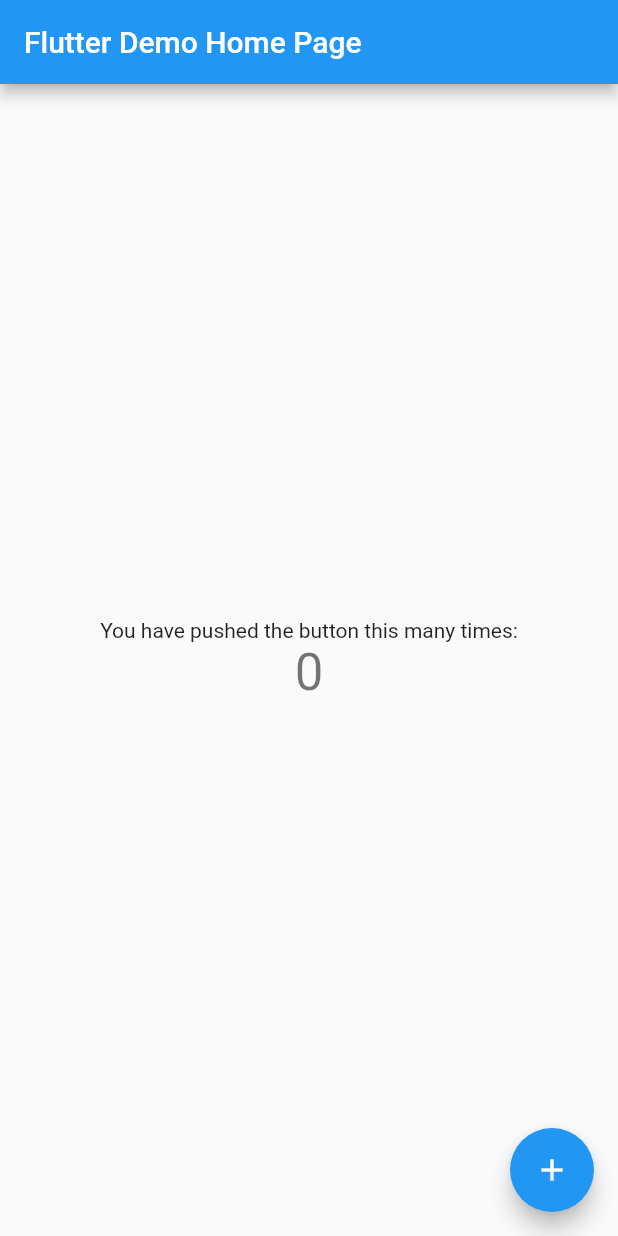
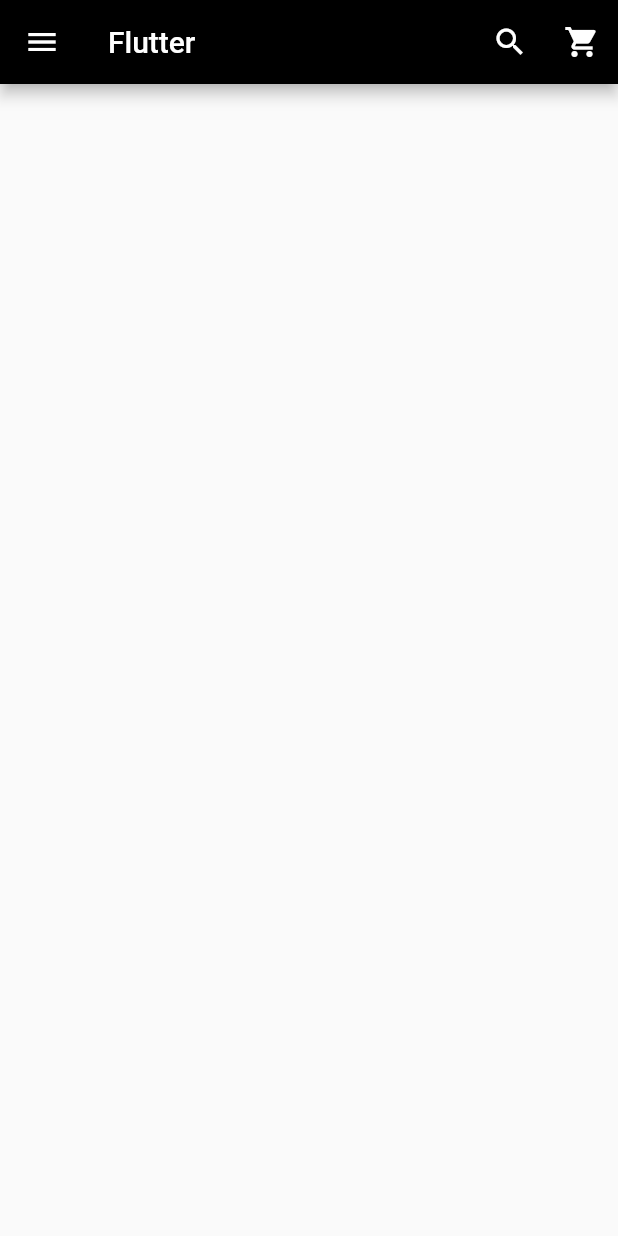
Before and after one commit to MoisesSDelmoro/responsivity-flutter, a Flutter app: the screen it shows after launch, on a phone screen of 412 x 824 dp. Run offline on Flutter 3.47's test engine with Material 2 defaults, Android fonts, the phone set to English and light mode, and no system bars.

Commit message:
create mobile app bar

```diff
--- a/lib/main.dart
+++ b/lib/main.dart
@@ -1,4 +1,5 @@
 import 'package:flutter/material.dart';
+import 'package:responsividadeflutter/pages/home/home_page.dart';
 
 void main() {
   runApp(const MyApp());
@@ -7,109 +8,14 @@
 class MyApp extends StatelessWidget {
   const MyApp({Key? key}) : super(key: key);
 
-  // This widget is the root of your application.
   @override
   Widget build(BuildContext context) {
     return MaterialApp(
-      title: 'Flutter Demo',
+      title: 'Responsividade Flutter',
       theme: ThemeData(
-        // This is the theme of your application.
-        //
-        // Try running your application with "flutter run". You'll see the
-        // application has a blue toolbar. Then, without quitting the app, try
-        // changing the primarySwatch below to Colors.green and then invoke
-        // "hot reload" (press "r" in the console where you ran "flutter run",
-        // or simply save your changes to "hot reload" in a Flutter IDE).
-        // Notice that the counter didn't reset back to zero; the application
-        // is not restarted.
         primarySwatch: Colors.blue,
       ),
-      home: const MyHomePage(title: 'Flutter Demo Home Page'),
+      home: const HomePage(),
     );
   }
 }
-
-class MyHomePage extends StatefulWidget {
-  const MyHomePage({Key? key, required this.title}) : super(key: key);
-
-  // This widget is the home page of your application. It is stateful, meaning
-  // that it has a State object (defined below) that contains fields that affect
-  // how it looks.
-
-  // This class is the configuration for the state. It holds the values (in this
-  // case the title) provided by the parent (in this case the App widget) and
-  // used by the build method of the State. Fields in a Widget subclass are
-  // always marked "final".
-
-  final String title;
-
-  @override
-  State<MyHomePage> createState() => _MyHomePageState();
-}
-
-class _MyHomePageState extends State<MyHomePage> {
-  int _counter = 0;
-
-  void _incrementCounter() {
-    setState(() {
-      // This call to setState tells the Flutter framework that something has
-      // changed in this State, which causes it to rerun the build method below
-      // so that the display can reflect the updated values. If we changed
-      // _counter without calling setState(), then the build method would not be
-      // called again, and so nothing would appear to happen.
-      _counter++;
-    });
-  }
-
-  @override
-  Widget build(BuildContext context) {
-    // This method is rerun every time setState is called, for instance as done
-    // by the _incrementCounter method above.
-    //
-    // The Flutter framework has been optimized to make rerunning build methods
-    // fast, so that you can just rebuild anything that needs updating rather
-    // than having to individually change instances of widgets.
-    return Scaffold(
-      appBar: AppBar(
-        // Here we take the value from the MyHomePage object that was created by
-        // the App.build method, and use it to set our appbar title.
-        title: Text(widget.title),
-      ),
-      body: Center(
-        // Center is a layout widget. It takes a single child and positions it
-        // in the middle of the parent.
-        child: Column(
-          // Column is also a layout widget. It takes a list of children and
-          // arranges them vertically. By default, it sizes itself to fit its
-          // children horizontally, and tries to be as tall as its parent.
-          //
-          // Invoke "debug painting" (press "p" in the console, choose the
-          // "Toggle Debug Paint" action from the Flutter Inspector in Android
-          // Studio, or the "Toggle Debug Paint" command in Visual Studio Code)
-          // to see the wireframe for each widget.
-          //
-          // Column has various properties to control how it sizes itself and
-          // how it positions its children. Here we use mainAxisAlignment to
-          // center the children vertically; the main axis here is the vertical
-          // axis because Columns are vertical (the cross axis would be
-          // horizontal).
-          mainAxisAlignment: MainAxisAlignment.center,
-          children: <Widget>[
-            const Text(
-              'You have pushed the button this many times:',
-            ),
-            Text(
-              '$_counter',
-              style: Theme.of(context).textTheme.headline4,
-            ),
-          ],
-        ),
-      ),
-      floatingActionButton: FloatingActionButton(
-        onPressed: _incrementCounter,
-        tooltip: 'Increment',
-        child: const Icon(Icons.add),
-      ), // This trailing comma makes auto-formatting nicer for build methods.
-    );
-  }
-}
--- /dev/null
+++ b/lib/pages/home/home_page.dart
@@ -0,0 +1,23 @@
+import 'package:flutter/material.dart';
+import 'package:responsividadeflutter/pages/home/widgets/app_bar_mobile.dart';
+
+class HomePage extends StatelessWidget {
+  const HomePage({Key? key}) : super(key: key);
+
+  @override
+  Widget build(BuildContext context) {
+    return LayoutBuilder(
+      builder: (context, constraints) {
+        return Scaffold(
+          drawer: const Drawer(),
+          appBar: constraints.maxWidth < 800
+              ? const PreferredSize(
+                  child: MobileAppBar(),
+                  preferredSize: Size(double.infinity, 56),
+                )
+              : AppBar(),
+        );
+      },
+    );
+  }
+}
--- /dev/null
+++ b/lib/pages/home/widgets/app_bar_mobile.dart
@@ -0,0 +1,25 @@
+import 'package:flutter/material.dart';
+
+class MobileAppBar extends StatelessWidget {
+  const MobileAppBar({Key? key}) : super(key: key);
+
+  @override
+  Widget build(BuildContext context) {
+    return AppBar(
+      backgroundColor: Colors.black,
+      title: const Text(
+        "Flutter",
+      ),
+      actions: [
+        IconButton(
+          icon: const Icon(Icons.search),
+          onPressed: () {},
+        ),
+        IconButton(
+          icon: const Icon(Icons.shopping_cart),
+          onPressed: () {},
+        ),
+      ],
+    );
+  }
+}
```
Also changed, not shown: lib/pages/home/widgets/web_app_bar.dart (added).
